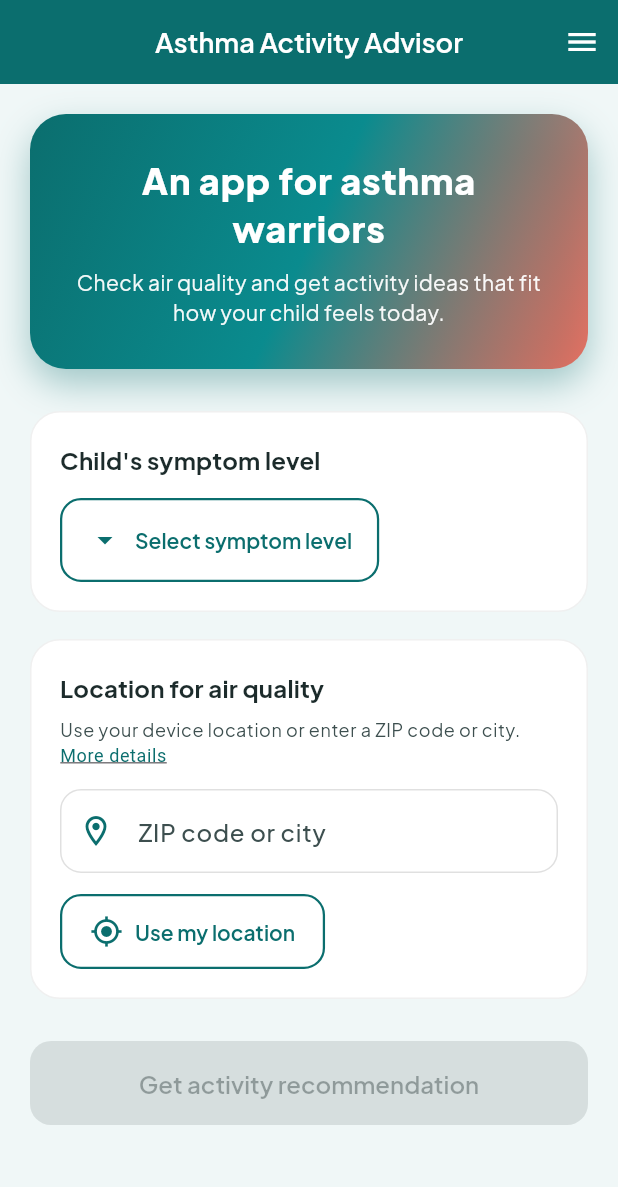
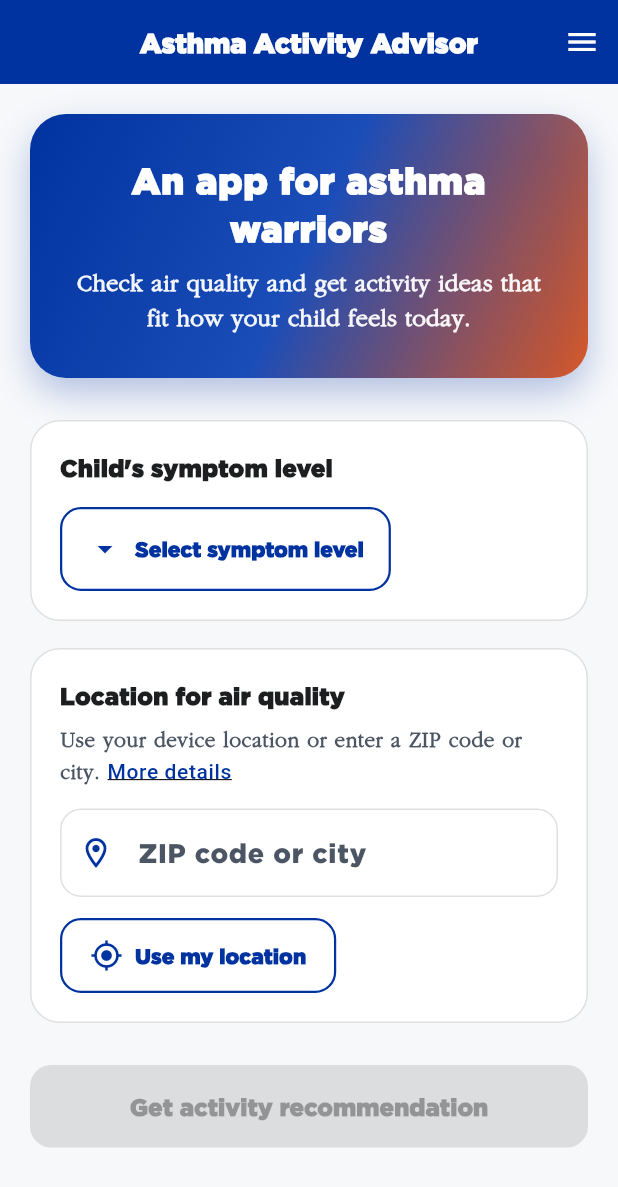
Before and after one commit to cs481-ekh/s26-asthma-attackers, a Flutter app: the screen it shows after launch, on a phone screen of 412 x 824 dp. Shown: the top 1187 px of the screen. Run offline on Flutter 3.47's test engine with Material 3 defaults, Android fonts, the phone set to English and light mode, and no system bars; our stand-ins replace flutter_dotenv, geolocator, web, webview_flutter; missing offline and left inert: dart:ui_web.

Commit message:
added BSU typography and colors

```diff
--- a/asthmaapp/lib/app_theme.dart
+++ b/asthmaapp/lib/app_theme.dart
@@ -1,56 +1,136 @@
 import 'package:flutter/material.dart';
-import 'package:google_fonts/google_fonts.dart';
 
 /// App-wide theme for Asthma Activity Advisor.
-/// Warm, approachable palette for families while staying clinical and clear.
-/// Color is not the sole indicator of risk (icons + text reinforce status).
+/// Boise State brand-aligned palette and typography.
 class AppTheme {
   AppTheme._();
 
-  /// Deep teal — trustworthy, calm (health / outdoors).
-  static const Color primaryTeal = Color(0xFF0B6E6E);
-  static const Color primaryDark = Color(0xFF064F52);
+  /// Boise State official colors.
+  ///
+  /// Source: https://www.boisestate.edu/brand/visual-identity/colors/
+  static const Color bsuBlue = Color(0xFF0033A0); // Pantone 286C
+  static const Color bsuOrange = Color(0xFFD64309); // Pantone 172C
 
-  /// Coral accent — energy without feeling childish.
-  static const Color accentCoral = Color(0xFFE85D4C);
+  /// Neutral palette (should recede behind blue/orange).
+  static const Color surface = Color(0xFFF7F8FA);
+  static const Color surfaceCard = Color(0xFFFFFFFF);
+  static const Color borderSubtle = Color(0x1F000000); // ~12% black
 
-  /// Soft mint surface — fresher than flat grey.
-  static const Color surfaceMint = Color(0xFFF0F7F7);
-  static const Color surfaceCard = Color(0xFFFFFFFF);
+  /// Text on light surfaces.
+  static const Color textPrimary = Color(0xFF1D1E20);
+  static const Color textSecondary = Color(0xFF4B5563);
 
-  /// Text on light backgrounds (WCAG-friendly vs white / mint).
-  static const Color textPrimary = Color(0xFF1C2B2B);
-  static const Color textSecondary = Color(0xFF3D4F4F);
+  /// Link color policy: use BSU blue.
+  static const Color linkColor = bsuBlue;
+
+  /// Typography fallbacks per brand standards: Montserrat/Arial and Georgia.
+  static const String sansFamily = 'Gotham';
+  static const String serifFamily = 'Garamond';
+  static const List<String> sansFallback = <String>['Arial', 'sans-serif'];
+  static const List<String> serifFallback = <String>[
+    'Georgia',
+    'Times New Roman',
+    'serif',
+  ];
+
+  static TextStyle? _normal(TextStyle? s) {
+    if (s == null) return null;
+    return s.copyWith(fontStyle: FontStyle.normal);
+  }
+
+  static TextTheme _forceNoItalics(TextTheme t) {
+    return t.copyWith(
+      displayLarge: _normal(t.displayLarge),
+      displayMedium: _normal(t.displayMedium),
+      displaySmall: _normal(t.displaySmall),
+      headlineLarge: _normal(t.headlineLarge),
+      headlineMedium: _normal(t.headlineMedium),
+      headlineSmall: _normal(t.headlineSmall),
+      titleLarge: _normal(t.titleLarge),
+      titleMedium: _normal(t.titleMedium),
+      titleSmall: _normal(t.titleSmall),
+      bodyLarge: _normal(t.bodyLarge),
+      bodyMedium: _normal(t.bodyMedium),
+      bodySmall: _normal(t.bodySmall),
+      labelLarge: _normal(t.labelLarge),
+      labelMedium: _normal(t.labelMedium),
+      labelSmall: _normal(t.labelSmall),
+    );
+  }
 
   static ThemeData get lightTheme {
     final baseScheme = ColorScheme.fromSeed(
-      seedColor: primaryTeal,
+      seedColor: bsuBlue,
       brightness: Brightness.light,
-      primary: primaryTeal,
+      primary: bsuBlue,
       onPrimary: Colors.white,
-      secondary: accentCoral,
+      secondary: bsuOrange,
       onSecondary: Colors.white,
-      surface: surfaceMint,
+      surface: surface,
       onSurface: textPrimary,
     );
 
-    final textTheme = GoogleFonts.plusJakartaSansTextTheme().apply(
+    final baseTextTheme = Typography.material2021().black;
+    final sansTheme = _forceNoItalics(baseTextTheme.apply(
+      fontFamily: sansFamily,
       bodyColor: textPrimary,
       displayColor: textPrimary,
+    ));
+
+    // Use Garamond for body copy to soften the UI (keeps headings in Gotham).
+    final serifBodyTheme = _forceNoItalics(baseTextTheme.apply(
+      fontFamily: serifFamily,
+      bodyColor: textPrimary,
+      displayColor: textPrimary,
+    ));
+
+    final textTheme = sansTheme.copyWith(
+      // Explicitly pin title styles to non-italic Gotham; some platform font
+      // matching can otherwise pick an italic face when one is bundled.
+      titleLarge: const TextStyle(
+        fontFamily: sansFamily,
+        fontStyle: FontStyle.normal,
+      ).merge(sansTheme.titleLarge),
+      titleMedium: const TextStyle(
+        fontFamily: sansFamily,
+        fontStyle: FontStyle.normal,
+      ).merge(sansTheme.titleMedium),
+      titleSmall: const TextStyle(
+        fontFamily: sansFamily,
+        fontStyle: FontStyle.normal,
+      ).merge(sansTheme.titleSmall),
+      bodyLarge: serifBodyTheme.bodyLarge?.copyWith(
+        fontSize: 18,
+        fontWeight: FontWeight.w600,
+        height: 1.5,
+      ),
+      bodyMedium: serifBodyTheme.bodyMedium?.copyWith(
+        fontSize: 16,
+        fontWeight: FontWeight.w600,
+        height: 1.5,
+      ),
+      bodySmall: serifBodyTheme.bodySmall?.copyWith(
+        fontSize: 14,
+        fontWeight: FontWeight.w500,
+        height: 1.45,
+      ),
     );
 
     return ThemeData(
       useMaterial3: true,
       colorScheme: baseScheme,
-      scaffoldBackgroundColor: surfaceMint,
+      scaffoldBackgroundColor: surface,
       textTheme: textTheme,
+      fontFamilyFallback: sansFallback,
+      fontFamily: sansFamily,
       appBarTheme: AppBarTheme(
         centerTitle: true,
         elevation: 0,
         scrolledUnderElevation: 0,
-        backgroundColor: primaryTeal,
+        backgroundColor: bsuBlue,
         foregroundColor: Colors.white,
-        titleTextStyle: GoogleFonts.plusJakartaSans(
+        titleTextStyle: const TextStyle(
+          fontFamily: sansFamily,
           fontSize: 18,
           fontWeight: FontWeight.w600,
           color: Colors.white,
@@ -61,14 +141,14 @@
         shadowColor: Colors.transparent,
         shape: RoundedRectangleBorder(
           borderRadius: BorderRadius.circular(20),
-          side: BorderSide(color: Colors.black.withValues(alpha: 0.06)),
+          side: const BorderSide(color: borderSubtle),
         ),
         color: surfaceCard,
         margin: EdgeInsets.zero,
       ),
       elevatedButtonTheme: ElevatedButtonThemeData(
         style: ElevatedButton.styleFrom(
-          backgroundColor: primaryTeal,
+          backgroundColor: bsuBlue,
           foregroundColor: Colors.white,
           elevation: 0,
           padding: const EdgeInsets.symmetric(horizontal: 28, vertical: 16),
@@ -76,7 +156,8 @@
           shape: RoundedRectangleBorder(
             borderRadius: BorderRadius.circular(14),
           ),
-          textStyle: GoogleFonts.plusJakartaSans(
+          textStyle: const TextStyle(
+            fontFamily: sansFamily,
             fontWeight: FontWeight.w600,
             fontSize: 16,
           ),
@@ -84,32 +165,39 @@
       ),
       outlinedButtonTheme: OutlinedButtonThemeData(
         style: OutlinedButton.styleFrom(
-          foregroundColor: primaryTeal,
-          side: const BorderSide(color: primaryTeal, width: 1.5),
+          foregroundColor: bsuBlue,
+          side: const BorderSide(color: bsuBlue, width: 1.5),
           padding: const EdgeInsets.symmetric(horizontal: 20, vertical: 14),
           minimumSize: const Size(48, 44),
           shape: RoundedRectangleBorder(
             borderRadius: BorderRadius.circular(14),
           ),
-          textStyle: GoogleFonts.plusJakartaSans(fontWeight: FontWeight.w600),
+          textStyle: const TextStyle(
+            fontFamily: sansFamily,
+            fontWeight: FontWeight.w600,
+          ),
         ),
       ),
       inputDecorationTheme: InputDecorationTheme(
         filled: true,
         fillColor: surfaceCard,
-        labelStyle: GoogleFonts.plusJakartaSans(
+        labelStyle: const TextStyle(
+          fontFamily: sansFamily,
           color: textSecondary,
           fontWeight: FontWeight.w500,
         ),
-        hintStyle: GoogleFonts.plusJakartaSans(color: textSecondary.withValues(alpha: 0.7)),
+        hintStyle: TextStyle(
+          fontFamily: sansFamily,
+          color: textSecondary.withValues(alpha: 0.7),
+        ),
         border: OutlineInputBorder(borderRadius: BorderRadius.circular(14)),
         enabledBorder: OutlineInputBorder(
           borderRadius: BorderRadius.circular(14),
-          borderSide: BorderSide(color: Colors.black.withValues(alpha: 0.12)),
+          borderSide: const BorderSide(color: borderSubtle),
         ),
         focusedBorder: OutlineInputBorder(
           borderRadius: BorderRadius.circular(14),
-          borderSide: const BorderSide(color: primaryTeal, width: 2),
+          borderSide: const BorderSide(color: bsuBlue, width: 2),
         ),
         errorBorder: OutlineInputBorder(
           borderRadius: BorderRadius.circular(14),
@@ -131,14 +219,14 @@
         begin: Alignment.topLeft,
         end: Alignment.bottomRight,
         colors: [
-          primaryTeal,
-          const Color(0xFF0A8B8E),
-          accentCoral.withValues(alpha: 0.85),
+          bsuBlue,
+          const Color(0xFF1B4DB8),
+          bsuOrange.withValues(alpha: 0.85),
         ],
       ),
       boxShadow: [
         BoxShadow(
-          color: primaryTeal.withValues(alpha: 0.35),
+          color: bsuBlue.withValues(alpha: 0.28),
           blurRadius: 20,
           offset: const Offset(0, 10),
         ),
--- a/asthmaapp/lib/pages/home_page.dart
+++ b/asthmaapp/lib/pages/home_page.dart
@@ -319,6 +319,11 @@
                                 text: kIsWeb
                                     ? 'Enter a ZIP code or city name (required on web). '
                                     : 'Use your device location or enter a ZIP code or city. ',
+                                style: theme.textTheme.bodySmall?.copyWith(
+                                  color: AppTheme.textSecondary,
+                                  fontWeight: FontWeight.w700,
+                                  height: 1.45,
+                                ),
                               ),
                               TextSpan(
                                 text: 'More details',
@@ -417,7 +422,7 @@
                 onPressed: _symptomLevel == null || !_hasLocation ? null : _getRecommendation,
                 style: ElevatedButton.styleFrom(
                   padding: const EdgeInsets.symmetric(vertical: 18),
-                  backgroundColor: AppTheme.accentCoral,
+                  backgroundColor: AppTheme.bsuOrange,
                   foregroundColor: Colors.white,
                 ),
                 child: const Text('Get activity recommendation'),
--- a/asthmaapp/lib/widgets/symptom_modal.dart
+++ b/asthmaapp/lib/widgets/symptom_modal.dart
@@ -142,11 +142,11 @@
                             padding: const EdgeInsets.all(16),
                             decoration: BoxDecoration(
                               color: isSelected
-                                  ? AppTheme.primaryTeal.withValues(alpha: 0.06)
+                                    ? AppTheme.bsuBlue.withValues(alpha: 0.06)
                                   : null,
                               border: Border.all(
                                 color: isSelected
-                                    ? AppTheme.primaryTeal
+                                    ? AppTheme.bsuBlue
                                     : Colors.black.withValues(alpha: 0.12),
                                 width: isSelected ? 2 : 1,
                               ),
@@ -215,7 +215,7 @@
                     ? null
                     : () => widget.onSelect(_selected!),
                 style: ElevatedButton.styleFrom(
-                  backgroundColor: AppTheme.accentCoral,
+                  backgroundColor: AppTheme.bsuOrange,
                   foregroundColor: Colors.white,
                   minimumSize: const Size(double.infinity, 48),
                 ),
```
Also changed, not shown: asthmaapp/lib/pages/about_page.dart (+45 -35 lines), asthmaapp/lib/pages/recommendation_page.dart (+5 -5 lines), asthmaapp/pubspec.yaml (+12 -1 lines), asthmaapp/assets/fonts/Garamond-Regular.ttf (added), asthmaapp/assets/fonts/Gotham-Bold.otf (added), asthmaapp/assets/fonts/Gotham-BoldItalic.ttf (added), asthmaapp/assets/fonts/Gotham-Italic.otf (added), asthmaapp/assets/fonts/Gotham-Regular.otf (added), asthmaapp/pubspec.lock, 3 other files.
